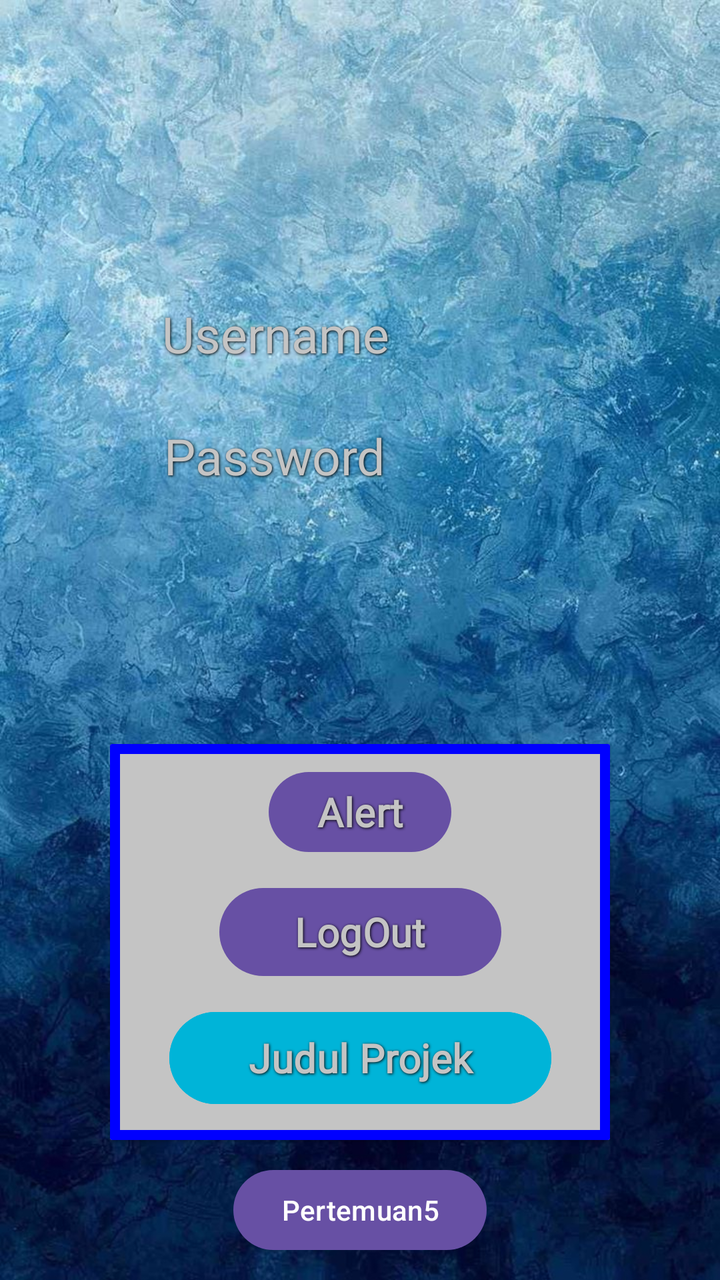
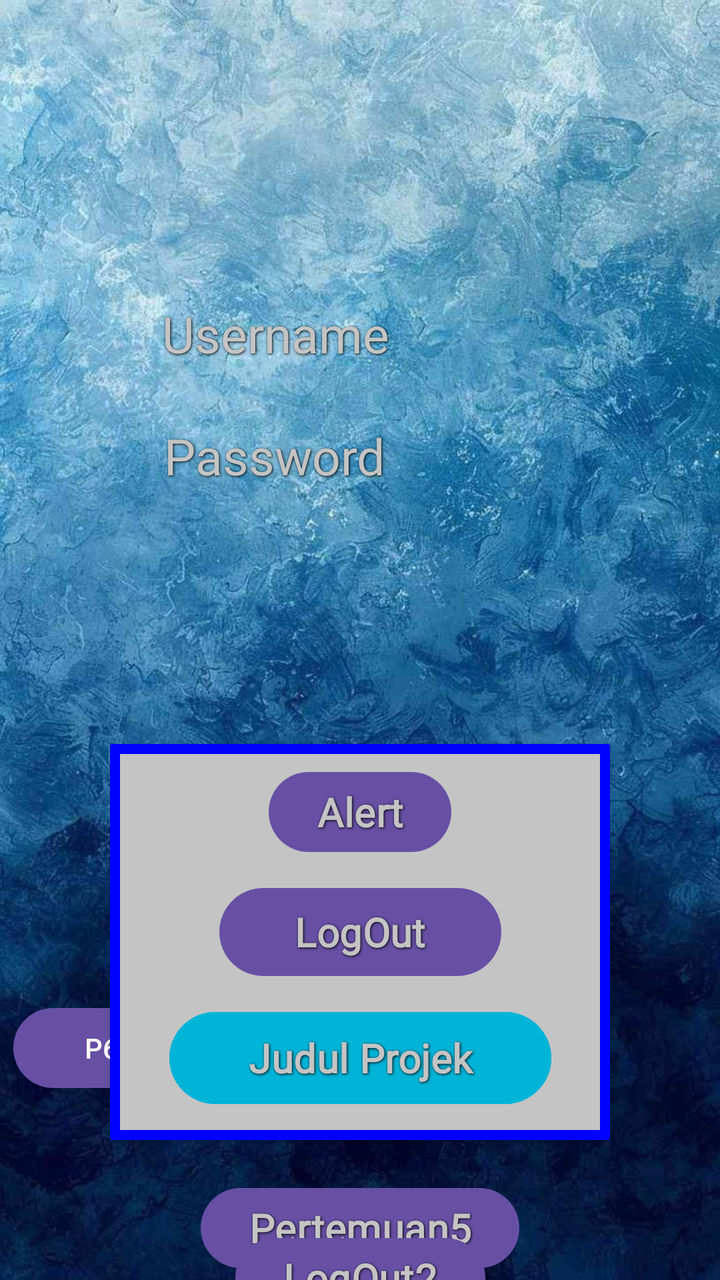

Two renders of the same Android screen: before a commit and after it. Below are the layout's source before the change and the commit's diff.
<!-- AndroidManifest.xml: application theme Theme.NaufalLingzhi_TIA -->
<!-- res/layout/activity_main.xml -->
<?xml version="1.0" encoding="utf-8"?>
<androidx.constraintlayout.widget.ConstraintLayout

    xmlns:android="http://schemas.android.com/apk/res/android"
    xmlns:app="http://schemas.android.com/apk/res-auto"
    xmlns:tools="http://schemas.android.com/tools"

    android:id="@+id/main"

    android:layout_width="match_parent"
    android:layout_height="match_parent"

    android:background="@drawable/wallpaper"

    tools:context=".MainActivity">


    


    

    <TextView
        android:id="@+id/txtusername"

        style="@style/AnimeEditText"

        android:layout_width="212dp"
        android:layout_height="41dp"

        android:layout_marginTop="150dp"

        android:text="Username"
        android:textSize="25sp"

        app:layout_constraintEnd_toEndOf="parent"
        app:layout_constraintHorizontal_bias="0.547"

        app:layout_constraintStart_toStartOf="parent"
        app:layout_constraintTop_toTopOf="parent" />

    <TextView
        android:id="@+id/txtpassword"

        style="@style/AnimeEditText"

        android:layout_width="210dp"
        android:layout_height="36dp"

        android:layout_marginTop="20dp"
        android:text="Password"

        android:textSize="25sp"
        app:layout_constraintEnd_toEndOf="parent"

        app:layout_constraintHorizontal_bias="0.547"

        app:layout_constraintStart_toStartOf="parent"
        app:layout_constraintTop_toBottomOf="@+id/txtusername" />


    

    <com.google.android.material.card.MaterialCardView

        android:id="@+id/cardmenu"

        android:layout_width="250dp"
        android:layout_height="198dp"

        android:layout_marginTop="125dp"
        app:cardBackgroundColor="@color/silver"
        app:cardCornerRadius="1dp"

        app:cardElevation="1dp"
        app:layout_constraintEnd_toEndOf="parent"

        app:layout_constraintStart_toStartOf="parent"
        app:layout_constraintTop_toBottomOf="@+id/txtpassword"

        app:strokeColor="@color/blue_login"

        app:strokeWidth="5dp">


        <androidx.constraintlayout.widget.ConstraintLayout

            android:layout_width="match_parent"
            android:layout_height="match_parent"

            android:padding="10dp">


            

            <Button
                android:id="@+id/btnalert"

                style="@style/AnimeButton"

                android:layout_width="wrap_content"
                android:layout_height="wrap_content"

                android:text="Alert"

                app:layout_constraintEnd_toEndOf="parent"

                app:layout_constraintStart_toStartOf="parent"
                app:layout_constraintTop_toTopOf="parent" />


            

            <Button
                android:id="@+id/logout"

                style="@style/AnimeButton"

                android:layout_width="141dp"
                android:layout_height="52dp"

                android:layout_marginTop="10dp"

                android:text="@string/btn_logout"

                app:layout_constraintEnd_toEndOf="parent"

                app:layout_constraintStart_toStartOf="parent"
                app:layout_constraintTop_toBottomOf="@+id/btnalert" />


            

            <Button
                android:id="@+id/btnsnackbar"

                style="@style/AnimeButton"

                android:layout_width="191dp"
                android:layout_height="54dp"

                android:layout_marginTop="10dp"

                android:backgroundTint="@color/cyan_registrasi"

                android:text="@string/btn_snackbar"

                app:layout_constraintEnd_toEndOf="parent"

                app:layout_constraintStart_toStartOf="parent"
                app:layout_constraintTop_toBottomOf="@+id/logout" />


        </androidx.constraintlayout.widget.ConstraintLayout>

    </com.google.android.material.card.MaterialCardView>

    <Button
        android:id="@+id/btnToLima"
        android:layout_width="wrap_content"
        android:layout_height="wrap_content"
        android:text="Pertemuan5"
        app:layout_constraintBottom_toBottomOf="parent"
        app:layout_constraintEnd_toEndOf="parent"
        app:layout_constraintStart_toStartOf="parent"
        app:layout_constraintTop_toBottomOf="@+id/cardmenu" />


</androidx.constraintlayout.widget.ConstraintLayout>
<!-- resources referenced by this layout -->
<resources>
  <color name="blue_login">#0000FF</color>
  <color name="cyan_registrasi">#00B4D8</color>
  <color name="silver">#C4C4C4</color>
  <!-- drawable wallpaper: jpg bitmap (drawable, 180481 bytes) -->
  <string name="btn_logout">LogOut</string>
  <string name="btn_snackbar">Judul Projek</string>
  <style name="AnimeButton" parent="AnimeTextStyle">
          <item name="android:layout_width">match_parent</item>
          <item name="android:layout_height">wrap_content</item>
          <item name="android:layout_marginHorizontal">75dp</item>
          <item name="android:textStyle">bold</item>
          <item name="android:textSize">20sp</item>
          <item name="android:textColor">@color/silver</item>
          <item name="android:textColorHint">@color/silver</item>
      </style>
  <style name="AnimeEditText" parent="AnimeTextStyle">
          <item name="android:layout_width">275dp</item>
          <item name="android:layout_height">50dp</item>
          <item name="android:ems">10</item>
          <item name="android:textColor">@color/silver</item>
          <item name="android:textColorHint">@color/silver</item>
      </style>
  <style name="Theme.NaufalLingzhi_TIA" parent="Base.Theme.NaufalLingzhi_TIA" />
  <style name="AnimeTextStyle">
          <item name="android:fontFamily">@font/dynapuff</item>
          <item name="android:shadowColor">@color/shadow_black</item>
          <item name="android:shadowDx">1</item>
          <item name="android:shadowDy">1</item>
          <item name="android:shadowRadius">3</item>
      </style>
  <style name="Base.Theme.NaufalLingzhi_TIA" parent="Theme.Material3.DayNight.NoActionBar">
          
          
      </style>
  <color name="shadow_black">#000000</color>
</resources>

<!-- the commit's change to res/layout/activity_main.xml (unified diff, before → after) -->
@@ -157,13 +157,36 @@
 
     <Button
         android:id="@+id/btnToLima"
+        style="@style/AnimeButton"
         android:layout_width="wrap_content"
         android:layout_height="wrap_content"
+        android:layout_marginTop="20dp"
         android:text="Pertemuan5"
-        app:layout_constraintBottom_toBottomOf="parent"
         app:layout_constraintEnd_toEndOf="parent"
         app:layout_constraintStart_toStartOf="parent"
         app:layout_constraintTop_toBottomOf="@+id/cardmenu" />
 
+    <Button
+        android:id="@+id/btnlogout2"
+        style="@style/AnimeButton"
+        android:layout_width="wrap_content"
+        android:layout_height="wrap_content"
+        android:text="LogOut2"
+        app:layout_constraintBottom_toBottomOf="parent"
+        app:layout_constraintEnd_toEndOf="parent"
+        app:layout_constraintStart_toStartOf="parent"
+        app:layout_constraintTop_toBottomOf="@+id/btnToLima" />
+
+    <Button
+        android:id="@+id/btnToEnam"
+        android:layout_width="wrap_content"
+        android:layout_height="wrap_content"
+        android:layout_marginBottom="92dp"
+        android:text="P6"
+        app:layout_constraintBottom_toBottomOf="parent"
+        app:layout_constraintEnd_toStartOf="@+id/btnToLima"
+        app:layout_constraintHorizontal_bias="0.551"
+        app:layout_constraintStart_toStartOf="parent" />
+
 
 </androidx.constraintlayout.widget.ConstraintLayout>
